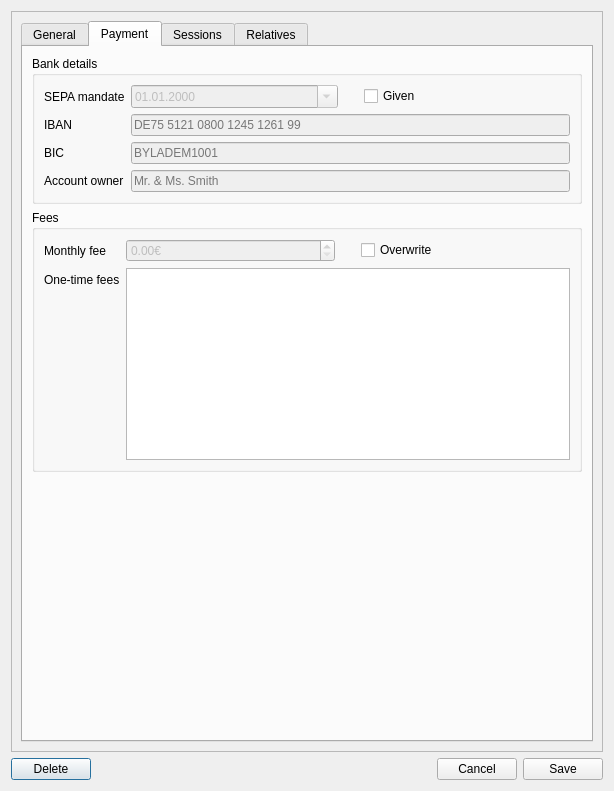
First picture: the form in packages/memmer/gui/ui_files/MemberDialog.ui, repository Krzmbrzl/memmer, before the edit.
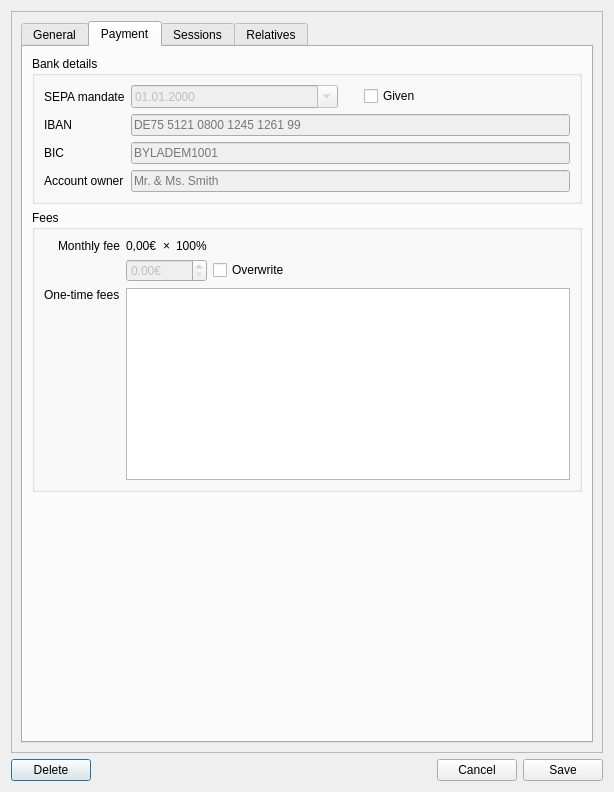
Second picture: the form after the edit. The open tabs and pages were chosen to show the change. Custom widgets are drawn as their Qt base class.

Commit message: Implement fee computation in MemberDialog

```diff
--- a/packages/memmer/gui/ui_files/MemberDialog.ui
+++ b/packages/memmer/gui/ui_files/MemberDialog.ui
@@ -7,7 +7,7 @@
     <x>0</x>
     <y>0</y>
     <width>614</width>
-    <height>791</height>
+    <height>792</height>
    </rect>
   </property>
   <property name="windowTitle">
@@ -25,7 +25,7 @@
         <x>0</x>
         <y>0</y>
         <width>598</width>
-        <height>733</height>
+        <height>734</height>
        </rect>
       </property>
       <layout class="QVBoxLayout" name="verticalLayout_3">
@@ -484,62 +484,114 @@
            </item>
            <item>
             <widget class="QGroupBox" name="fee_group">
+             <property name="sizePolicy">
+              <sizepolicy hsizetype="Minimum" vsizetype="Preferred">
+               <horstretch>0</horstretch>
+               <verstretch>0</verstretch>
+              </sizepolicy>
+             </property>
              <property name="title">
               <string>Fees</string>
              </property>
              <layout class="QFormLayout" name="formLayout_6">
-              <item row="0" column="0">
+              <property name="labelAlignment">
+               <set>Qt::AlignmentFlag::AlignRight|Qt::AlignmentFlag::AlignTop|Qt::AlignmentFlag::AlignTrailing</set>
+              </property>
+              <item row="1" column="0">
                <widget class="QLabel" name="monthly_fee_label">
                 <property name="text">
                  <string>Monthly fee</string>
                 </property>
+                <property name="alignment">
+                 <set>Qt::AlignmentFlag::AlignLeading|Qt::AlignmentFlag::AlignLeft|Qt::AlignmentFlag::AlignTop</set>
+                </property>
                </widget>
               </item>
-              <item row="0" column="1">
-               <layout class="QHBoxLayout" name="horizontalLayout_3">
-                <item>
+              <item row="1" column="1">
+               <layout class="QGridLayout" name="gridLayout">
+                <item row="0" column="0">
+                 <layout class="QHBoxLayout" name="horizontalLayout_6">
+                  <item>
+                   <widget class="QLabel" name="base_fee_label">
+                    <property name="text">
+                     <string notr="true">0,00€</string>
+                    </property>
+                   </widget>
+                  </item>
+                  <item>
+                   <widget class="QLabel" name="times_label">
+                    <property name="text">
+                     <string notr="true">×</string>
+                    </property>
+                   </widget>
+                  </item>
+                  <item>
+                   <widget class="QLabel" name="discount_label">
+                    <property name="text">
+                     <string notr="true">100%</string>
+                    </property>
+                   </widget>
+                  </item>
+                 </layout>
+                </item>
+                <item row="1" column="1">
+                 <widget class="QCheckBox" name="monthly_fee_overwrite_checkbox">
+                  <property name="sizePolicy">
+                   <sizepolicy hsizetype="Minimum" vsizetype="Fixed">
+                    <horstretch>0</horstretch>
+                    <verstretch>0</verstretch>
+                   </sizepolicy>
+                  </property>
+                  <property name="text">
+                   <string>Overwrite</string>
+                  </property>
+                 </widget>
+                </item>
+                <item row="1" column="0">
                  <widget class="QDoubleSpinBox" name="monthly_fee_edit">
                   <property name="enabled">
                    <bool>false</bool>
                   </property>
+                  <property name="sizePolicy">
+                   <sizepolicy hsizetype="Minimum" vsizetype="Fixed">
+                    <horstretch>0</horstretch>
+                    <verstretch>0</verstretch>
+                   </sizepolicy>
+                  </property>
                   <property name="suffix">
                    <string>€</string>
                   </property>
+                  <property name="maximum">
+                   <double>999.990000000000009</double>
+                  </property>
                  </widget>
                 </item>
-                <item>
+                <item row="1" column="2">
                  <spacer name="horizontalSpacer_5">
                   <property name="orientation">
                    <enum>Qt::Orientation::Horizontal</enum>
                   </property>
-                  <property name="sizeType">
-                   <enum>QSizePolicy::Policy::Fixed</enum>
-                  </property>
                   <property name="sizeHint" stdset="0">
                    <size>
-                    <width>20</width>
-                    <height>10</height>
+                    <width>40</width>
+                    <height>20</height>
                    </size>
                   </property>
                  </spacer>
                 </item>
-                <item>
-                 <widget class="QCheckBox" name="monthly_fee_overwrite_checkbox">
-                  <property name="text">
-                   <string>Overwrite</string>
-                  </property>
-                 </widget>
-                </item>
                </layout>
               </item>
-              <item row="1" column="0">
+              <item row="2" column="0">
                <widget class="QLabel" name="one_time_fees_label">
                 <property name="text">
                  <string>One-time fees</string>
                 </property>
+                <property name="alignment">
+                 <set>Qt::AlignmentFlag::AlignLeading|Qt::AlignmentFlag::AlignLeft|Qt::AlignmentFlag::AlignTop</set>
+                </property>
                </widget>
               </item>
-              <item row="1" column="1">
+              <item row="2" column="1">
                <widget class="QTableView" name="one_time_fees_table">
                 <property name="verticalScrollBarPolicy">
                  <enum>Qt::ScrollBarPolicy::ScrollBarAsNeeded</enum>
```
The commit also changes 4 other files.
